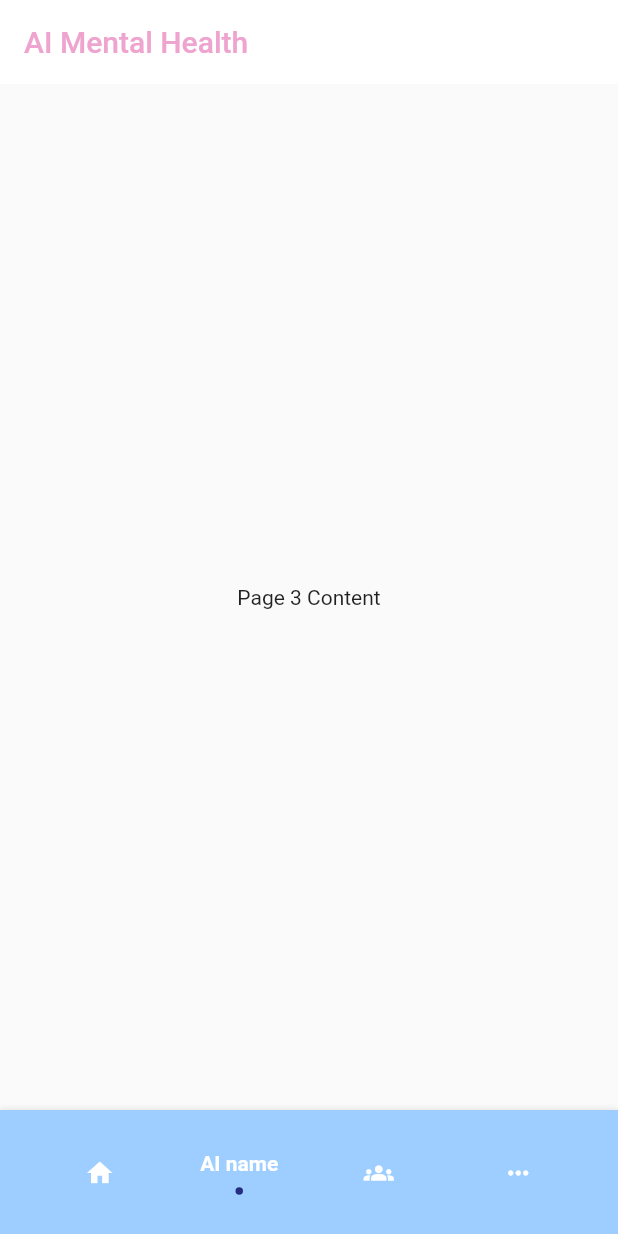
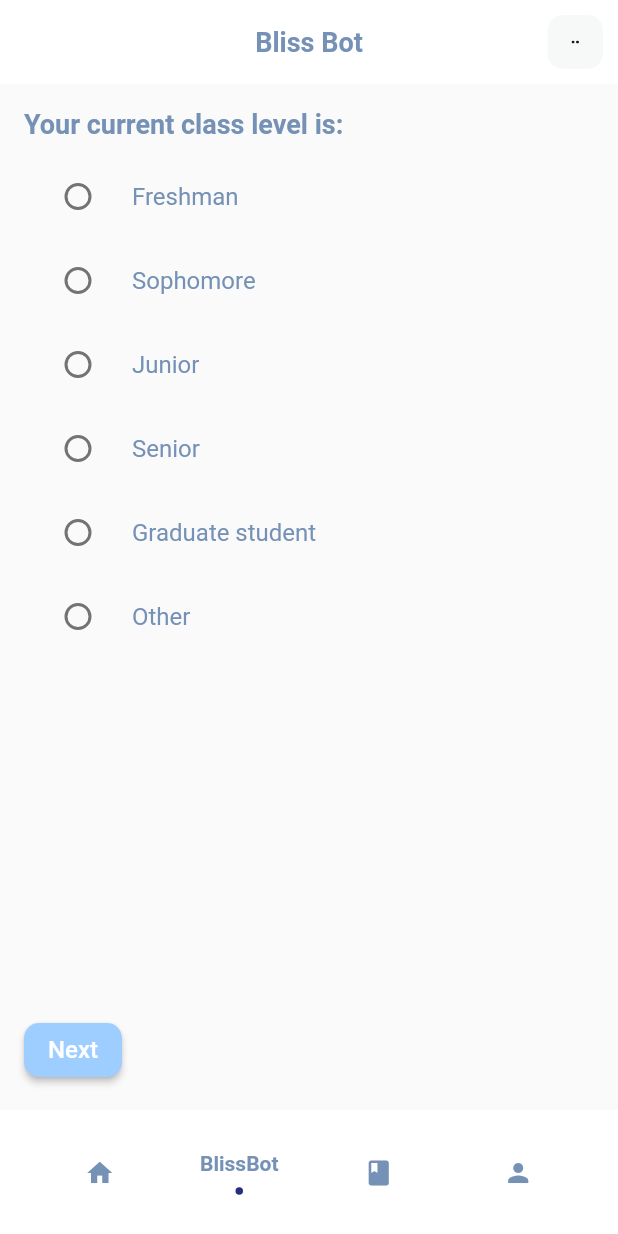
Before and after one commit to neminsheth/mental-health-assistant, a Flutter app: the screen it shows after launch, item 2 of the bottom bar chosen, on a phone screen of 412 x 824 dp. Run offline on Flutter 3.47's test engine with Material 2 defaults, Android fonts, the phone set to English and light mode, and no system bars; drawn by our look-alikes of flashy_tab_bar2; our stand-ins replace flutter_svg; missing offline and left inert: video_thumbnail_imageview.

Commit message:
Few Changes

```diff
--- a/lib/colors.dart
+++ b/lib/colors.dart
@@ -4,6 +4,7 @@ class AppColors {
   static const primary = Color(0xffEEA4CE);
   static const primaryLight = Color(0xffF7F8F8);
   static const secondary = Color(0xff9DCEFF);
+  static const secondaryblue = Color(0xff7591B5);
   static const secondaryLight = Color(0xFF8BB06A);
   static const white = Colors.white;
   static const black = Colors.black;
--- a/lib/home.dart
+++ b/lib/home.dart
@@ -2,8 +2,9 @@ import 'package:flashy_tab_bar2/flashy_tab_bar2.dart';
 import 'package:flutter/material.dart';
 import 'package:ipd/food.dart';
 import 'package:ipd/profile.dart';
+import 'package:ipd/questionnaire.dart';
 import 'colors.dart';
-import 'feed.dart';
+import 'more.dart';
 
 class HomePage extends StatefulWidget {
   @override
@@ -15,46 +16,38 @@ class _HomePageState extends State<HomePage> {
 
   final List<Widget> _pages = [
     FoodPage(),
-    Page(),
-    Page(),
+    QuestionnairePage(),
+    MorePage(),
     ProfilePage(),
   ];
 
   @override
   Widget build(BuildContext context) {
     return Scaffold(
-      appBar: AppBar(
-        title: Text(
-          'AI Mental Health',
-          style: TextStyle(color: AppColors.primary),
-        ),
-        backgroundColor: AppColors.white,
-        elevation: 0,
-      ),
       body: _pages[_currentIndex],
       bottomNavigationBar: FlashyTabBar( // Use FlashyTabBar
         selectedIndex: _currentIndex,
-        showElevation: true,
+        showElevation: false,
         onItemSelected: (index) => setState(() {
           _currentIndex = index;
         }),
-        backgroundColor: AppColors.secondary, // Set background color
+        backgroundColor: AppColors.white, // Set background color
         items: [
           FlashyTabBarItem(
-            icon: Icon(Icons.home, color: AppColors.white),
-            title: Text('Feed', style: TextStyle(color: AppColors.white)),
+            icon: Icon(Icons.home, color: AppColors.secondaryblue),
+            title: Text('Feed', style: TextStyle(color: AppColors.secondaryblue)),
             ),
           FlashyTabBarItem(
-            icon: Icon(Icons.emoji_emotions, color: AppColors.white),
-            title: Text('AI name', style: TextStyle(color: AppColors.white)),
+            icon: Icon(Icons.emoji_emotions, color: AppColors.secondaryblue),
+            title: Text('BlissBot', style: TextStyle(color: AppColors.secondaryblue)),
           ),
           FlashyTabBarItem(
-            icon: Icon(Icons.groups, color: AppColors.white),
-            title: Text('Community', style: TextStyle(color: AppColors.white)),
+            icon: Icon(Icons.book, color: AppColors.secondaryblue),
+            title: Text('Journalling', style: TextStyle(color: AppColors.secondaryblue)),
           ),
           FlashyTabBarItem(
-            icon: Icon(Icons.more_horiz, color: AppColors.white),
-            title: Text('More', style: TextStyle(color: AppColors.white)),
+            icon: Icon(Icons.person, color: AppColors.secondaryblue),
+            title: Text('Profile', style: TextStyle(color: AppColors.secondaryblue)),
           ),
         ],
       ),
--- /dev/null
+++ b/lib/questionnaire.dart
@@ -0,0 +1,360 @@
+import 'package:flutter/material.dart';
+import 'package:flutter_svg/svg.dart';
+import 'package:ipd/colors.dart';
+
+class QuestionnairePage extends StatefulWidget {
+  @override
+  _QuestionnairePageState createState() => _QuestionnairePageState();
+}
+
+class _QuestionnairePageState extends State<QuestionnairePage> {
+  final PageController _pageController = PageController();
+  int _currentPage = 0;
+
+  List<List<String>> _answers = List.filled(11, []);
+
+  double _sliderValue = 5.0;
+
+  void _nextPage() {
+    if (_currentPage < 10) {
+      _pageController.nextPage(duration: Duration(milliseconds: 300), curve: Curves.ease);
+      setState(() {
+        _currentPage++;
+      });
+    }
+  }
+
+  void _previousPage() {
+    if (_currentPage > 0) {
+      _pageController.previousPage(duration: Duration(milliseconds: 300), curve: Curves.ease);
+      setState(() {
+        _currentPage--;
+      });
+    }
+  }
+
+  @override
+  Widget build(BuildContext context) {
+    return Scaffold(
+      appBar: appBar(),
+      body: Padding(
+        padding: const EdgeInsets.all(16.0),
+        child: Column(
+          crossAxisAlignment: CrossAxisAlignment.stretch,
+          children: [
+            Expanded(
+              child: PageView(
+                controller: _pageController,
+                physics: NeverScrollableScrollPhysics(),
+                children: [
+                  _buildQuestion('Your current class level is:', ['Freshman', 'Sophomore', 'Junior', 'Senior', 'Graduate student', 'Other']),
+                  _buildQuestion('Your gender is:', ['Female', 'Male', 'Other / I prefer not to respond']),
+                  _buildQuestionWithSlider('How stressed do you feel on a daily basis during the academic year?'),
+                  _buildMultiChoiceQuestion('What are the usual causes of stress in your life?', [
+                    'Studies issues',
+                    'Financial issues',
+                    'Family issues',
+                    'Friends issues',
+                    'Issues with the significant other (partner)',
+                    'Work (job-related) issues',
+                    'Health Related Issues',
+                    'Sports / Athletics activities issues',
+                    'My involvement in clubs and organizations',
+                    'Other',
+                  ]),
+                  _buildMultiChoiceQuestion('What are the usual BEHAVIORAL effects of stress you\'ve noticed at yourself?', [
+                    'Change in activity levels',
+                    'Decreased efficiency and effectiveness',
+                    'Difficulty communicating',
+                    'Increased sense of humor/gallows humor',
+                    'Irritability, outbursts of anger, frequent arguments',
+                    'Inability to rest, relax or let down',
+                    'Change in eating habits',
+                    'Change in sleep patterns',
+                    'Change in activity performance',
+                    'Periods of crying',
+                    'Increased use of tobacco, alcohol, drugs, sugar or caffeine',
+                    'Hyper-vigilance about safety or the surrounding environment',
+                    'Avoidance of activities or places that trigger memories',
+                    'Accident prone',
+                    'Other',
+                  ]),
+                  _buildMultiChoiceQuestion('What are the usual PSYCHOLOGICAL or EMOTIONAL effects of stress you\'ve noticed at yourself?', [
+                    'Feeling heroic, euphoric or invulnerable',
+                    'Denial',
+                    'Anxiety or fear',
+                    'Worry about safety of self or others',
+                    'Irritability or anger',
+                    'Restlessness',
+                    'Sadness, moodiness, grief or depression',
+                    'Vivid or distressing dreams',
+                    'Guilt or "survivor guilt"',
+                    'Feeling overwhelmed, helpless or hopeless',
+                    'Feeling isolated, lost, lonely or abandoned',
+                    'Apathy',
+                    'Over-identification with survivors',
+                    'Feeling misunderstood or unappreciated',
+                    'None of the Above',
+                    'Other',
+                  ]),
+                  _buildMultiChoiceQuestion('What are the usual COGNITIVE effects of stress you\'ve noticed at yourself?', [
+                    'Memory problems/forgetfulness',
+                    'Disorientation',
+                    'Confusion',
+                    'Slowness in thinking, analyzing, or comprehending',
+                    'Difficulty calculating, setting priorities or making decisions',
+                    'Difficulty Concentrating',
+                    'Limited attention span',
+                    'Loss of objectivity',
+                    'Inability to stop thinking about the disaster or an incident',
+                    'None of the Above',
+                    'Other',
+                  ]),
+                  _buildMultiChoiceQuestion('What are the usual SOCIAL effects of stress you\'ve noticed at yourself?', [
+                    'Withdrawing or isolating from people',
+                    'Difficulty listening',
+                    'Difficulty sharing ideas',
+                    'Difficulty engaging in mutual problem solving',
+                    'Blaming',
+                    'Criticizing',
+                    'Intolerance of group process',
+                    'Difficulty in giving or accepting support or help',
+                    'Impatient with or disrespectful to others',
+                    'None of the Above',
+                    'Other',
+                  ]),
+                  _buildMultiChoiceQuestion('What are your personal methods to relieve stress?', [
+                    'Eating',
+                    'Sleeping',
+                    'Drinking',
+                    'Drugs',
+                    'Sports / Exercise',
+                    'Talking with someone',
+                    'Shopping',
+                    'Computer Games',
+                    'Social Media',
+                    'None of the Above',
+                    'Other',
+                  ]),
+                  _buildQuestionWithSlider('How able do you feel to handle stress when you are experiencing it?'),
+                  _buildMultiChoiceQuestion('What are the most pressing stress factors in your current academic context (related to this program of study)?', [
+                    'Study workload',
+                    'Grades',
+                    'Financial pressure (e.g. tuition, living costs)',
+                    'Work (and Study) - Life balance',
+                    'Relationship with (some) faculty members',
+                    'Relationship with other students',
+                    'Campus social life',
+                    'Other',
+                  ]),
+                ],
+              ),
+            ),
+            SizedBox(height: 20),
+            Row(
+              mainAxisAlignment: MainAxisAlignment.spaceBetween,
+              children: [
+                if (_currentPage > 0)
+                  ElevatedButton(
+                    onPressed: _previousPage,
+                    style: ElevatedButton.styleFrom(
+                      primary: AppColors.secondary,
+                      onPrimary: AppColors.secondaryblue,
+                      shape: RoundedRectangleBorder(
+                        borderRadius: BorderRadius.circular(10.0),
+                      ),
+                    ),
+                    child: Text(
+                      'Previous',
+                      style: TextStyle(
+                        color: Colors.white,
+                        fontSize: 16.0,
+                      ),
+                    ),
+                  ),
+                ElevatedButton(
+                  onPressed: () {
+                    if (_currentPage == 10 || _answers[_currentPage].isNotEmpty) {
+                      _nextPage();
+                      if (_currentPage == 10) {
+                        _submitAnswers();
+                      }
+                    }
+                  },
+                  style: ElevatedButton.styleFrom(
+                    primary: AppColors.secondary,
+                    onPrimary: AppColors.secondaryblue,
+                    shape: RoundedRectangleBorder(
+                      borderRadius: BorderRadius.circular(10.0),
+                    ),
+                  ),
+                  child: Text(
+                    _currentPage == 10 ? 'Submit' : 'Next',
+                    style: TextStyle(
+                      color: Colors.white,
+                      fontSize: 16.0,
+                    ),
+                  ),
+                ),
+              ],
+            ),
+          ],
+        ),
+      ),
+    );
+  }
+
+  Widget _buildQuestion(String question, List<String> options) {
+    return SingleChildScrollView(
+      child: Column(
+        crossAxisAlignment: CrossAxisAlignment.start,
+        children: [
+          Text(
+            question,
+            style: TextStyle(fontSize: 18, fontWeight: FontWeight.bold, color: AppColors.secondaryblue),
+          ),
+          SizedBox(height: 10),
+          Column(
+            crossAxisAlignment: CrossAxisAlignment.start,
+            children: options
+                .map((option) => RadioListTile(
+              title: Text(
+                option,
+                style: TextStyle(color: AppColors.secondaryblue),
+              ),
+              value: option,
+              groupValue: _answers[_currentPage].isNotEmpty ? _answers[_currentPage].first : null,
+              onChanged: (value) {
+                setState(() {
+                  _answers[_currentPage] = [value!];
+                });
+              },
+            ))
+                .toList(),
+          ),
+          SizedBox(height: 20),
+        ],
+      ),
+    );
+  }
+
+  Widget _buildQuestionWithSlider(String question) {
+    return SingleChildScrollView(
+      child: Column(
+        crossAxisAlignment: CrossAxisAlignment.start,
+        children: [
+          Text(
+            question,
+            style: TextStyle(fontSize: 18, fontWeight: FontWeight.bold, color: AppColors.secondaryblue),
+          ),
+          SizedBox(height: 10),
+          Row(
+            children: [
+              Text('1', style: TextStyle(color: AppColors.secondaryblue)),
+              Expanded(
+                child: Slider(
+                  value: _sliderValue,
+                  onChanged: (value) {
+                    setState(() {
+                      _sliderValue = value;
+                    });
+                  },
+                  onChangeEnd: (value) {
+                    _answers[_currentPage] = [value.toString()];
+                  },
+                  min: 1,
+                  max: 10,
+                  divisions: 9,
+                ),
+              ),
+              Text('10', style: TextStyle(color: AppColors.secondary)),
+            ],
+          ),
+          SizedBox(height: 20),
+        ],
+      ),
+    );
+  }
+
+  Widget _buildMultiChoiceQuestion(String question, List<String> options) {
+    List<String> selectedOptions = _answers[_currentPage];
+
+    return SingleChildScrollView(
+      child: Column(
+        crossAxisAlignment: CrossAxisAlignment.start,
+        children: [
+          Text(
+            question,
+            style: TextStyle(fontSize: 18, fontWeight: FontWeight.bold, color: AppColors.secondaryblue),
+          ),
+          SizedBox(height: 10),
+          Column(
+            crossAxisAlignment: CrossAxisAlignment.start,
+            children: options
+                .map((option) => CheckboxListTile(
+              title: Text(
+                option,
+                style: TextStyle(color: AppColors.secondaryblue),
+              ),
+              value: selectedOptions.contains(option),
+              onChanged: (value) {
+                setState(() {
+                  if (value!) {
+                    selectedOptions.add(option);
+                  } else {
+                    selectedOptions.remove(option);
+                  }
+                  _answers[_currentPage] = selectedOptions;
+                });
+              },
+            ))
+                .toList(),
+          ),
+          SizedBox(height: 20),
+        ],
+      ),
+    );
+  }
+  void _submitAnswers() {
+    print('Answers submitted: $_answers');
+  }
+  AppBar appBar() {
+    return AppBar(
+      title: const Text(
+        'Bliss Bot',
+        style: TextStyle(
+            color: AppColors.secondaryblue,
+            fontSize: 18,
+            fontWeight: FontWeight.bold
+        ),
+      ),
+      backgroundColor: Colors.white,
+      elevation: 0.0,
+      centerTitle: true,
+      leading: GestureDetector(
+        onTap: () {
+
+        },
+      ),
+      actions: [
+        GestureDetector(
+          onTap: () {},
+          child: Container(
+            margin: const EdgeInsets.all(10),
+            alignment: Alignment.center,
+            width: 37,
+            child: SvgPicture.asset(
+              'assets/icons/dots.svg',
+              height: 5,
+              width: 5,
+            ),
+            decoration: BoxDecoration(
+                color: const Color(0xffF7F8F8),
+                borderRadius: BorderRadius.circular(10)
+            ),
+          ),
+        ),
+      ],
+    );
+  }
+}
```
Also changed, not shown: lib/food.dart (+0 -13 lines), lib/more.dart (added, +252 -0 lines), assets/icons/charity.png (added), assets/icons/harmony.png (added), assets/icons/mental-health.png (added), assets/icons/notebook.png (added), 1 other file.
